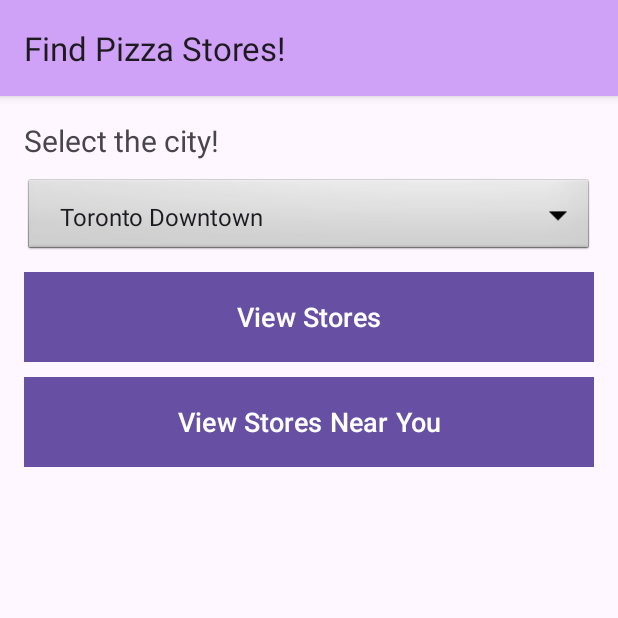
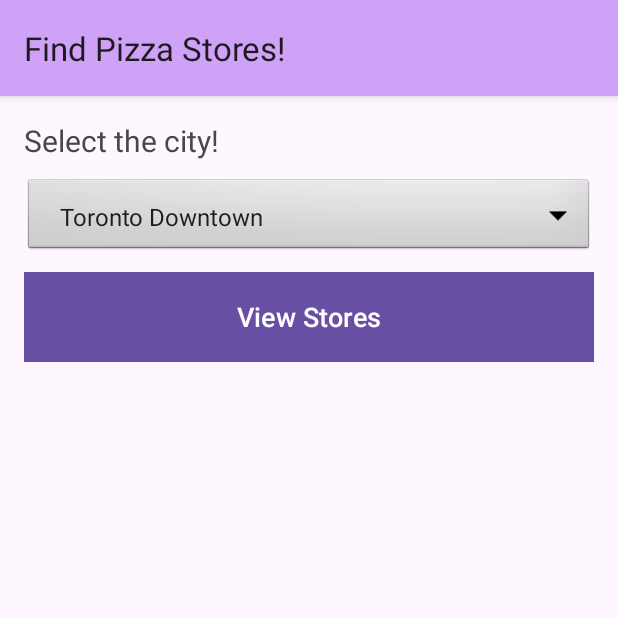
Before and after one commit to void-zenith/group7-assignment3, an Android app: the screen it shows after launch (MainActivity), on a phone screen of 412 x 824 dp, the top half of it. Run offline under Robolectric (Android 15) with nearby library versions, the phone set to English and light mode, and no system bars.

```diff
--- a/app/build.gradle.kts
+++ b/app/build.gradle.kts
@@ -44,6 +44,7 @@ dependencies {
     implementation("com.google.android.gms:play-services-maps:18.2.0")
     implementation("androidx.navigation:navigation-fragment-ktx:2.7.4")
     implementation("androidx.navigation:navigation-ui-ktx:2.7.4")
+    implementation("androidx.activity:activity:1.8.0")
     implementation("com.google.android.gms:play-services-location:21.0.1")
     testImplementation("junit:junit:4.13.2")
     androidTestImplementation("androidx.test.ext:junit:1.1.5")
--- a/app/src/main/AndroidManifest.xml
+++ b/app/src/main/AndroidManifest.xml
@@ -14,6 +14,7 @@
         android:label="@string/app_name"
         android:roundIcon="@mipmap/ic_launcher_round"
         android:supportsRtl="true"
+        android:enableOnBackInvokedCallback="true"
         android:theme="@style/Theme.ZenithRajbhandari_MAPD711_Assignment3"
         tools:targetApi="31">
         <activity
--- a/app/src/main/res/layout/activity_main.xml
+++ b/app/src/main/res/layout/activity_main.xml
@@ -36,14 +36,6 @@
             android:text="View Stores"
             android:textSize="18sp"
             app:cornerRadius="30sp" />
-        <Button
-            android:id="@+id/getLocationBtn"
-            android:layout_width="match_parent"
-            android:layout_height="60dp"
-            android:background="#673AB7"
-            android:layout_marginTop="10dp"
-            android:text="View Stores Near You"
-            android:textSize="18sp"
-            app:cornerRadius="30sp" />
+
     </LinearLayout>
 </LinearLayout>
```
Also changed, not shown: app/src/main/java/com/example/zenithrajbhandari_mapd711_assignment3/MainActivity.kt (+9 -3 lines), app/src/main/java/com/example/zenithrajbhandari_mapd711_assignment3/MapActivity.kt (+59 -26 lines), app/src/main/res/drawable/restaurant.png (added).
